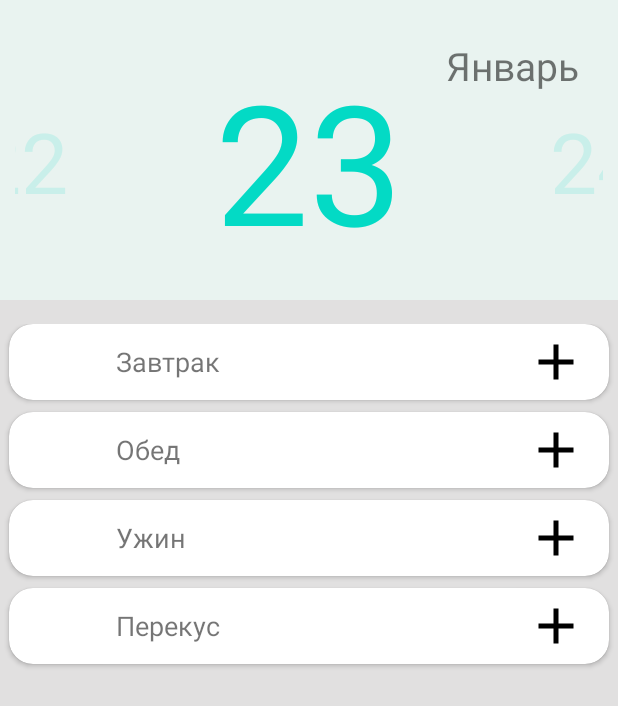
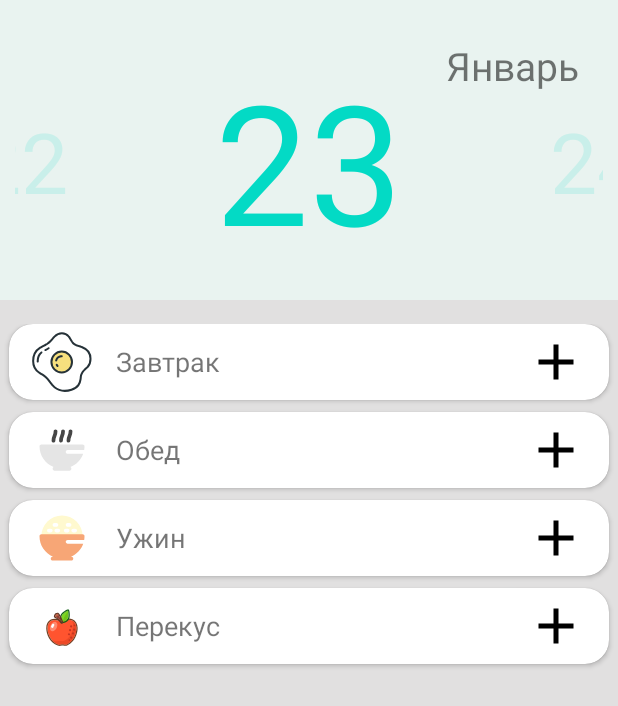
Before and after one commit to SR-rodi/Baby_Food, an Android app: the screen it shows after launch (MainActivity), on a phone screen of 412 x 824 dp. Shown: the top 706 px of the screen. Run offline under Robolectric (Android 15) with nearby library versions, the phone set to English and light mode, and no system bars; our stand-ins replace Room's generated code.

Commit message:
add Calendar

```diff
--- a/app/src/main/java/com/example/artyomkafood/core/basemodel/BaseFragment.kt
+++ b/app/src/main/java/com/example/artyomkafood/core/basemodel/BaseFragment.kt
@@ -30,10 +30,10 @@ abstract class BaseFragment<B : ViewBinding> : Fragment() {
         return binding.root
     }
 
-    protected fun <T:Any>dataObserver(sharedFlow: Flow<List<T>>, block:(list:List<T>)->Unit){
+    protected fun <T:Any>dataObserver(flow: Flow<List<T>>, block:(list:List<T>)->Unit){
         viewLifecycleOwner.lifecycleScope.launch{
-            sharedFlow.collect{
-                block(it)
+            flow.collect{list->
+                block(list)
             }
         }
     }
--- /dev/null
+++ b/app/src/main/java/com/example/artyomkafood/core/extensions/Calendar.kt
@@ -0,0 +1,13 @@
+package com.example.artyomkafood.core.extensions
+
+import java.util.*
+
+fun Calendar.createDate(): Calendar {
+    val newCalendar = Calendar.getInstance().apply {
+        clear()
+        set(Calendar.YEAR, this.get(Calendar.YEAR))
+        set(Calendar.MONTH, this.get(Calendar.MONTH))
+        set(Calendar.DAY_OF_MONTH, this.get(Calendar.DAY_OF_MONTH))
+    }
+    return newCalendar
+}
--- /dev/null
+++ b/app/src/main/java/com/example/artyomkafood/feature_food/presentation/day/CalendarViewModel.kt
@@ -0,0 +1,61 @@
+package com.example.artyomkafood.feature_food.presentation.day
+
+import android.annotation.SuppressLint
+import com.example.artyomkafood.core.basemodel.BaseViewModel
+import kotlinx.coroutines.flow.MutableStateFlow
+import kotlinx.coroutines.flow.asStateFlow
+import java.text.SimpleDateFormat
+import java.util.*
+
+abstract class CalendarViewModel<T : Any> : BaseViewModel<T>() {
+
+    @SuppressLint("SimpleDateFormat")
+    val simpleDateFormat = SimpleDateFormat("dd.MM.yy")
+
+    private var calendar = Calendar.getInstance()
+
+    fun getMonth() = calendar.get(Calendar.MONTH)
+    fun getDay() = calendar.get(Calendar.DAY_OF_MONTH)
+    fun getDayOfMonth() = calendar.getActualMaximum(Calendar.DAY_OF_MONTH)
+    fun getDateLong() = calendar.timeInMillis
+    fun getDateString(): String = simpleDateFormat.format(calendar.timeInMillis)
+
+    protected val query = MutableStateFlow(calendar.timeInMillis)
+
+    private val _dateList = MutableStateFlow<MutableList<Int>>(mutableListOf())
+    val dateList = _dateList.asStateFlow()
+
+    init {
+        calendar = createDate()
+        createDayList()
+    }
+
+
+    fun setDay(position: Int) {
+        calendar.set(Calendar.DAY_OF_MONTH, position + 1)
+        query.value = calendar.timeInMillis
+    }
+
+    fun setDate(day: Int, month: Int, year: Int) {
+        calendar.apply {
+            set(Calendar.YEAR, year)
+            set(Calendar.MONTH, month)
+            set(Calendar.DAY_OF_MONTH, day)
+        }
+        if (_dateList.value.size != getDayOfMonth()) createDayList()
+        query.value = calendar.timeInMillis
+    }
+
+    private fun createDate(): Calendar = Calendar.getInstance().apply {
+        clear()
+        set(Calendar.YEAR, calendar.get(Calendar.YEAR))
+        set(Calendar.MONTH, calendar.get(Calendar.MONTH))
+        set(Calendar.DAY_OF_MONTH, calendar.get(Calendar.DAY_OF_MONTH))
+    }
+
+    private fun createDayList() {
+        val newDateList = mutableListOf<Int>()
+        for (i in 1..getDayOfMonth()) newDateList.add(i)
+        _dateList.value = newDateList
+    }
+}
--- a/app/src/main/java/com/example/artyomkafood/feature_food/presentation/day/DayFragment.kt
+++ b/app/src/main/java/com/example/artyomkafood/feature_food/presentation/day/DayFragment.kt
@@ -4,7 +4,6 @@ import android.os.Bundle
 import android.view.LayoutInflater
 import android.view.View
 import androidx.core.view.isVisible
-import androidx.lifecycle.lifecycleScope
 import androidx.navigation.fragment.findNavController
 import com.example.artyomkafood.R
 import com.example.artyomkafood.core.ClickState
@@ -16,8 +15,6 @@ import com.example.artyomkafood.core.extensions.setOnPositionListener
 import com.example.artyomkafood.databinding.FragmentDayBinding
 import com.example.artyomkafood.feature_food.presentation.day.adapter.DateAdapter
 import com.example.artyomkafood.feature_food.presentation.day.adapter.DayAdapter
-import kotlinx.coroutines.flow.collect
-import kotlinx.coroutines.launch
 import org.koin.androidx.viewmodel.ext.android.viewModel
 
 class DayFragment : BaseFragment<FragmentDayBinding>() {
@@ -28,15 +25,32 @@ class DayFragment : BaseFragment<FragmentDayBinding>() {
 
     private val adapter by lazy { DayAdapter { onClickListener(it) } }
 
-    private val dateAdapter by lazy { DateAdapter() }
+    private val dateAdapter by lazy {
+        DateAdapter() { onClickDate() }
+    }
+
+    private fun onClickDate() {
+        binding.toolbar.frameCalendar.isVisible = true
+        binding.toolbar.calendar.date = viewModel.getDateLong()
+    }
 
     override fun onViewCreated(view: View, savedInstanceState: Bundle?) {
         super.onViewCreated(view, savedInstanceState)
 
         startSettings()
 
-        dataObserver(viewModel.schedules) {
-            setAdapter(it)
+        binding.toolbar.calendar.setOnDateChangeListener { _, year, month, day ->
+            viewModel.setDate(day, month, year)
+            binding.toolbar.frameCalendar.isVisible = false
+            binding.toolbar.viewPagerDate.setCurrentItem(day-1,false)
+        }
+
+        dataObserver(viewModel.schedules) { schedules->
+            setAdapter(schedules)
+        }
+        dataObserver(viewModel.dateList){ dateList->
+            dateAdapter.submitList(dateList)
+            startSettings()
         }
     }
 
@@ -46,7 +60,7 @@ class DayFragment : BaseFragment<FragmentDayBinding>() {
     }
 
     private fun startSettings() {
-        dateAdapter.submitList(viewModel.createDayList())
+
         binding.toolbar.apply {
             viewPagerDate.apply {
                 adapter = dateAdapter
@@ -70,16 +84,22 @@ class DayFragment : BaseFragment<FragmentDayBinding>() {
 
     private fun navigation(scheduleId: Int?) {
         if (scheduleId != null) findNavController()
-            .navigate(DayFragmentDirections.actionDayFragmentToAddFragment(viewModel.getDateLong(),
-                scheduleId))
+            .navigate(
+                DayFragmentDirections.actionDayFragmentToAddFragment(
+                    viewModel.getDateLong(),
+                    scheduleId
+                )
+            )
     }
 
     private fun onClickListener(state: ClickState) {
         when (state) {
             ClickState.ADD_BUTTON -> navigation(state.index)
             ClickState.SWIPE -> viewModel.onSwipeEvent(state.meal)
-            ClickState.CLICK_ITEM -> createEditDialog(state.meal?.product_name,
-                state.meal?.meal_volume) { newVolume ->
+            ClickState.CLICK_ITEM -> createEditDialog(
+                state.meal?.product_name,
+                state.meal?.meal_volume
+            ) { newVolume ->
                 viewModel.updateMeal(state.meal, newVolume)
             }
         }
--- a/app/src/main/java/com/example/artyomkafood/feature_food/presentation/day/DayViewModel.kt
+++ b/app/src/main/java/com/example/artyomkafood/feature_food/presentation/day/DayViewModel.kt
@@ -1,8 +1,6 @@
 package com.example.artyomkafood.feature_food.presentation.day
 
-import android.annotation.SuppressLint
 import androidx.lifecycle.viewModelScope
-import com.example.artyomkafood.core.basemodel.BaseViewModel
 import com.example.artyomkafood.core.database.Schedule
 import com.example.artyomkafood.core.database.dao.ScheduleMeal
 import com.example.artyomkafood.core.database.entity.MealEntity
@@ -12,71 +10,29 @@ import kotlinx.coroutines.Dispatchers
 import kotlinx.coroutines.ExperimentalCoroutinesApi
 import kotlinx.coroutines.flow.*
 import kotlinx.coroutines.launch
-import java.text.SimpleDateFormat
-import java.util.*
 
 class DayViewModel(
     private val scheduleRepository: ScheduleRepository,
     private val mealRepository: MealRepository,
-) : BaseViewModel<Schedule>() {
+) : CalendarViewModel<Schedule>() {
 
-    @SuppressLint("SimpleDateFormat")
-    private val simpleDateFormat = SimpleDateFormat("dd.MM.yy")
+    @ExperimentalCoroutinesApi
+    val schedules = query.asStateFlow().flatMapLatest { scheduleRepository.getSchedule(it) }
 
-    private var calendar = Calendar.getInstance()
-
-    init {
-        calendar = createDate()
+    fun onSwipeEvent(meal: ScheduleMeal?) = viewModelScope.launch(Dispatchers.IO) {
+        if (meal != null) mealRepository.delete(
+            MealEntity(
+                meal.meal_volume, getDateLong(), meal.meal_id
+            )
+        )
     }
-
-    private val query = MutableStateFlow(calendar.timeInMillis)
-
-    @OptIn(ExperimentalCoroutinesApi::class)
-    val schedules = query.asStateFlow()
-        .flatMapLatest { scheduleRepository.getSchedule(it) }
-
-    fun getMonth() = calendar.get(Calendar.MONTH)
-    fun getDay() = calendar.get(Calendar.DAY_OF_MONTH)
-    fun getDayOfMonth() = calendar.getActualMaximum(Calendar.DAY_OF_MONTH)
-
-    fun getDateLong() = calendar.timeInMillis
-
-    fun getDateString(): String =
-        simpleDateFormat.format(calendar.timeInMillis)
-
-    fun createDayList(): MutableList<Int> {
-        val dateList = mutableListOf<Int>()
-        for (i in 1..getDayOfMonth())
-            dateList.add(i)
-        return dateList
-    }
-
-    private fun createDate(): Calendar =
-        Calendar.getInstance().apply {
-            clear()
-            set(Calendar.YEAR, calendar.get(Calendar.YEAR))
-            set(Calendar.MONTH, calendar.get(Calendar.MONTH))
-            set(Calendar.DAY_OF_MONTH, calendar.get(Calendar.DAY_OF_MONTH))
-        }
-
-    fun onSwipeEvent(meal: ScheduleMeal?) =
-        viewModelScope.launch(Dispatchers.IO) {
-            if (meal != null)
-                mealRepository.delete(MealEntity(meal.meal_volume,
-                    calendar.timeInMillis,
-                    meal.meal_id))
-        }
 
     fun updateMeal(meal: ScheduleMeal?, text: String) {
         viewModelScope.launch(Dispatchers.IO) {
-            if (meal != null)
-                mealRepository.update(MealEntity(text.toInt(), meal.meal_data, meal.meal_id))
+            if (meal != null) mealRepository.update(
+                MealEntity(text.toInt(), meal.meal_data, meal.meal_id)
+            )
         }
     }
 
-    fun setDay(position: Int) {
-        calendar.set(Calendar.DAY_OF_MONTH, position + 1)
-        query.value = calendar.timeInMillis
-    }
-
 }
--- a/app/src/main/java/com/example/artyomkafood/feature_food/presentation/day/adapter/DateAdapter.kt
+++ b/app/src/main/java/com/example/artyomkafood/feature_food/presentation/day/adapter/DateAdapter.kt
@@ -6,19 +6,25 @@ import androidx.recyclerview.widget.RecyclerView
 import com.example.artyomkafood.core.basemodel.RecyclerViewListAdapter
 import com.example.artyomkafood.databinding.ItemDateBinding
 
-class DateAdapter : RecyclerViewListAdapter<Int, DateViewHolder>() {
-    override fun onCreateViewHolder(parent: ViewGroup, viewType: Int) = DateViewHolder(
-        ItemDateBinding.inflate(LayoutInflater.from(parent.context), parent, false)
-    )
+class DateAdapter(
+    private val onClickDate: () -> Unit,
+) : RecyclerViewListAdapter<Int, DateViewHolder>() {
+    override fun onCreateViewHolder(parent: ViewGroup, viewType: Int)=
+      DateViewHolder(
+            ItemDateBinding.inflate(LayoutInflater.from(parent.context), parent, false)
+        )
 
     override fun onBindViewHolder(holder: DateViewHolder, position: Int) {
-        holder.bind(list[position])
+        holder.bind(list[position]) { onClickDate() }
     }
 }
 
 class DateViewHolder(private val binding: ItemDateBinding) : RecyclerView.ViewHolder(binding.root) {
 
-    fun bind(item: Int) {
+    fun bind(item: Int, onClickDate: () -> Unit) {
+        binding.root.setOnClickListener {
+            onClickDate()
+        }
         binding.date.text = item.toString()
     }
 }
--- a/app/src/main/java/com/example/artyomkafood/feature_food/presentation/day/adapter/view_holder/MenuViewHolder.kt
+++ b/app/src/main/java/com/example/artyomkafood/feature_food/presentation/day/adapter/view_holder/MenuViewHolder.kt
@@ -75,7 +75,7 @@ class MenuViewHolder(private val binding: ItemMenuBinding) : RecyclerView.ViewHo
         binding.recyclerView.isVisible = item.meal.isNotEmpty()
         binding.counter.text = item.meal.size.toString() + " шт"
         binding.title.text = item.name
-        /*binding.icon.setImageResource(item.imageId)*/
+        binding.icon.setImageResource(item.imageId)
 
     }
 }
--- a/app/src/main/res/layout/fragment_day.xml
+++ b/app/src/main/res/layout/fragment_day.xml
@@ -14,50 +14,6 @@
         android:layout_width="match_parent"
         android:layout_height="wrap_content" />
 
-    <!--
-        <com.google.android.material.appbar.AppBarLayout
-            android:id="@+id/appbar"
-            android:layout_width="match_parent"
-            android:layout_height="?attr/actionBarSize"
-            android:background="@color/background">
-
-            <LinearLayout
-                android:layout_width="match_parent"
-                android:layout_height="match_parent"
-                android:gravity="center"
-                android:layout_marginHorizontal="16dp"
-                android:orientation="horizontal">
-
-                <com.google.android.material.floatingactionbutton.FloatingActionButton
-                    android:id="@+id/back_day_button"
-                    android:layout_width="wrap_content"
-                    android:layout_height="wrap_content"
-                    android:src="@drawable/ic_arrow_data_pick"
-                    app:fabSize="mini" />
-
-                <TextView
-                    android:id="@+id/date"
-                    android:layout_weight="1"
-                    android:layout_width="0dp"
-                    android:layout_height="match_parent"
-                    android:gravity="center"
-                    tools:text="01.01.2023" />
-
-
-                <com.google.android.material.floatingactionbutton.FloatingActionButton
-                    android:id="@+id/next_day_button"
-                    android:layout_width="wrap_content"
-                    android:layout_height="wrap_content"
-                    android:src="@drawable/ic_arrow_data_pick"
-                    android:rotation="180"
-                    app:fabSize="mini" />
-
-            </LinearLayout>
-
-        </com.google.android.material.appbar.AppBarLayout>
-    -->
-
-
     <androidx.recyclerview.widget.RecyclerView
         android:id="@+id/recycler_view"
         android:layout_width="match_parent"
@@ -67,21 +23,4 @@
         app:layoutManager="androidx.recyclerview.widget.LinearLayoutManager"
         app:layout_behavior="com.google.android.material.appbar.AppBarLayout$ScrollingViewBehavior" />
 
-
-    <!--    <androidx.viewpager2.widget.ViewPager2
-            android:layout_marginHorizontal="10dp"
-            android:id="@+id/view_pager_date"
-            android:layout_width="match_parent"
-            android:layout_height="match_parent"
-            android:layout_gravity="center"
-            android:layout_weight="1"
-            android:clipChildren="false"
-            android:clipToPadding="false"
-            android:orientation="horizontal"
-            android:paddingHorizontal="100dp"
-            android:paddingTop="16dp"
-            app:layoutManager="androidx.recyclerview.widget.LinearLayoutManager"
-            tools:listitem="@layout/item_menu" />-->
-
-
 </androidx.coordinatorlayout.widget.CoordinatorLayout>
--- a/app/src/main/res/layout/link_toolbar.xml
+++ b/app/src/main/res/layout/link_toolbar.xml
@@ -13,6 +13,7 @@
         android:layout_height="wrap_content"
         android:background="@color/background1"
         app:contentScrim="@color/background"
+        android:animateLayoutChanges="true"
         app:expandedTitleTextAppearance="@style/expandedBarTextStyle"
         app:layout_scrollFlags="exitUntilCollapsed|scroll">
 
@@ -22,8 +23,8 @@
             android:layout_height="wrap_content"
             android:layout_gravity="end"
             android:layout_margin="26dp"
-            android:textSize="26sp"
-            android:text="@string/month"/>
+            android:text="@string/month"
+            android:textSize="26sp" />
 
         <TextView
             android:id="@+id/next_button"
@@ -31,9 +32,9 @@
             android:layout_height="wrap_content"
             android:layout_gravity="end|bottom"
             android:layout_margin="26dp"
+            android:text="@string/next_button"
             android:textSize="15sp"
-            android:visibility="invisible"
-            android:text="@string/next_button"/>
+            android:visibility="invisible" />
 
         <TextView
             android:id="@+id/back_button"
@@ -41,9 +42,10 @@
             android:layout_height="wrap_content"
             android:layout_gravity="start|bottom"
             android:layout_margin="26dp"
+            android:text="@string/back_button"
             android:textSize="15sp"
-            android:visibility="invisible"
-            android:text="@string/back_button"/>
+            android:visibility="invisible" />
+
 
         <androidx.viewpager2.widget.ViewPager2
             android:id="@+id/view_pager_date"
@@ -60,17 +62,32 @@
             app:layoutManager="androidx.recyclerview.widget.LinearLayoutManager"
             tools:listitem="@layout/item_menu" />
 
+        <FrameLayout
+            android:id="@+id/frame_calendar"
+            android:layout_width="match_parent"
+            android:layout_height="wrap_content"
+            android:visibility="gone"
+            android:background="@color/background1"
+            >
+
+            <CalendarView
+                android:id="@+id/calendar"
+                android:layout_marginTop="19dp"
+                android:layout_width="match_parent"
+                android:layout_height="wrap_content"
+                android:layout_gravity="center" />
+
+        </FrameLayout>
+
         <com.google.android.material.appbar.MaterialToolbar
             android:layout_width="match_parent"
             android:layout_height="?attr/actionBarSize"
+            android:paddingTop="30dp"
             app:layout_collapseMode="pin"
-            app:titleCentered="false"
-            android:paddingTop="30dp"
             app:title="10.12.13"
-            />
+            app:titleCentered="false" />
 
     </com.google.android.material.appbar.CollapsingToolbarLayout>
 
 
-
 </com.google.android.material.appbar.AppBarLayout>
```
